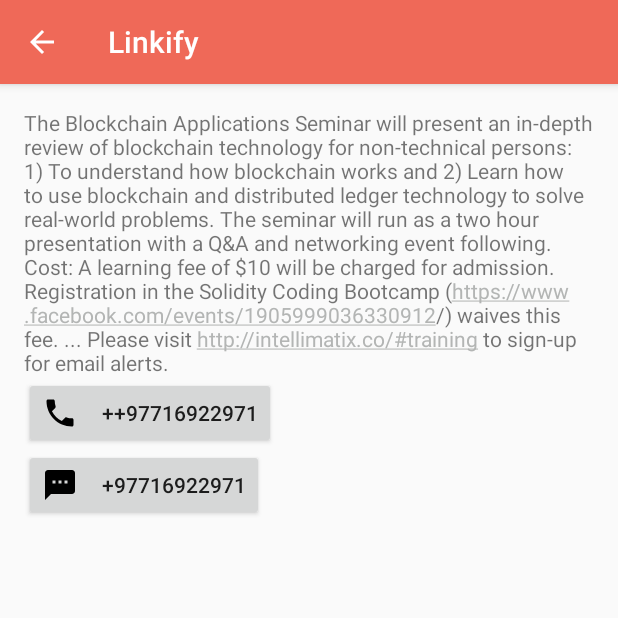
After one commit to sanjogshrestha/AccountDemo, an Android app: the LinkifyActivity screen opened directly, with no data from a screen before it, on a phone screen of 412 x 824 dp, the top half of it. The commit adds this screen. Run offline under Robolectric (Android 15) with nearby library versions, the phone set to English and light mode, and no system bars; our stand-ins replace ButterKnife; pictures from the network do not load.

Commit message:
Linkify added

```diff
--- /dev/null
+++ b/app/src/main/java/np/cnblabs/accountdemo/LinkifyActivity.java
@@ -0,0 +1,105 @@
+package np.cnblabs.accountdemo;
+
+import android.Manifest.permission;
+import android.content.Intent;
+import android.content.pm.PackageManager;
+import android.net.Uri;
+import android.os.Bundle;
+import android.support.annotation.NonNull;
+import android.support.annotation.Nullable;
+import android.support.v4.app.ActivityCompat;
+import android.support.v7.app.AppCompatActivity;
+import android.text.util.Linkify;
+import android.view.View;
+import android.widget.Button;
+import android.widget.TextView;
+
+import butterknife.BindView;
+import butterknife.ButterKnife;
+
+/**
+ * Created by sanjogstha on 12/21/17.
+ * CNB LABS
+ * sanjogshrestha.nepal@gmail.com
+ */
+
+public class LinkifyActivity extends AppCompatActivity {
+    @BindView(R.id.linkifyTV)
+    TextView linkifyTV;
+    @BindView(R.id.phoneBtn)
+    Button phoneBtn;
+    @BindView(R.id.sendSmsBtn)
+    Button sendSmsBtn;
+
+    private static final int PhoneCode = 777;
+    private static final int SMSCode = 888;
+    private Intent callPhoneIntent = null;
+
+    @Override
+    protected void onCreate(@Nullable Bundle savedInstanceState) {
+        super.onCreate(savedInstanceState);
+        setContentView(R.layout.activity_linkify);
+        ButterKnife.bind(this);
+
+        callPhoneIntent = new Intent(Intent.ACTION_CALL)
+                .setData(Uri.parse("tel: " + phoneBtn.getText().toString()));
+
+        Linkify.addLinks(linkifyTV, Linkify.ALL);
+    }
+
+    public void callPhone(View view) {
+        if (ActivityCompat.checkSelfPermission(this, permission.CALL_PHONE)
+                != PackageManager.PERMISSION_GRANTED) {
+            ActivityCompat.requestPermissions(this, new String[]{permission.CALL_PHONE}, PhoneCode);
+            return;
+        }
+        callPhone(callPhoneIntent);
+    }
+
+    private void callPhone(Intent callPhoneIntent) {
+        startActivity(callPhoneIntent);
+    }
+
+    @Override
+    public void onRequestPermissionsResult(int requestCode, @NonNull String[] permissions, @NonNull int[] grantResults) {
+        super.onRequestPermissionsResult(requestCode, permissions, grantResults);
+        switch (requestCode){
+            case PhoneCode:
+                if(grantResults.length > 0 && grantResults[0] == PackageManager.PERMISSION_GRANTED)
+                    callPhone(callPhoneIntent);
+                break;
+
+            case SMSCode:
+                if(grantResults.length > 0 && grantResults[0] == PackageManager.PERMISSION_GRANTED
+                        && grantResults[1] == PackageManager.PERMISSION_GRANTED)
+                    sendSms();
+                break;
+        }
+    }
+
+    public void sendMail(View view) {
+    }
+
+    public void sendSMS(View view) {
+        if(ActivityCompat.checkSelfPermission(this, permission.SEND_SMS) != PackageManager.PERMISSION_GRANTED
+                && ActivityCompat.checkSelfPermission(this,
+                        permission.READ_PHONE_STATE) != PackageManager.PERMISSION_GRANTED){
+            ActivityCompat.requestPermissions(this, new String[]{permission.SEND_SMS,
+                    permission.READ_PHONE_STATE}, SMSCode);
+            return;
+        }
+        sendSms();
+    }
+
+    private void sendSms() {
+        Intent sendIntent = new Intent(Intent.ACTION_VIEW);
+        sendIntent.putExtra("sms_body", "Testing SMS");
+        sendIntent.putExtra("address"  , sendSmsBtn.getText().toString());
+        sendIntent.setType("vnd.android-dir/mms-sms");
+        sendIntent.setData(Uri.parse("smsto:"));
+        startActivity(sendIntent);
+
+       /* SmsManager smsManager = SmsManager.getDefault();
+        smsManager.sendTextMessage(sendSmsBtn.getText().toString(), null, "Testing SMS", null , null);*/
+    }
+}
--- a/app/src/main/java/np/cnblabs/accountdemo/NavigationActivity.java
+++ b/app/src/main/java/np/cnblabs/accountdemo/NavigationActivity.java
@@ -49,6 +49,7 @@ public class NavigationActivity extends BaseActivity implements NavigationView.O
 
         webView.setWebViewClient(new WebViewClient());
         webView.loadUrl("http://www.leapfrog.academy/");
+
         setUpNavigationHeader();
         setUpNavigationDrawer();
     }
@@ -207,6 +208,10 @@ public class NavigationActivity extends BaseActivity implements NavigationView.O
             case R.id.camera:
                 startActivity(this, CameraActivity.class);
                 break;
+
+            case R.id.linkify:
+                startActivity(this, LinkifyActivity.class);
+                break;
         }
 
         drawer.closeDrawer(GravityCompat.START);
--- /dev/null
+++ b/app/src/main/res/drawable/ic_phone.xml
@@ -0,0 +1,9 @@
+<vector xmlns:android="http://schemas.android.com/apk/res/android"
+        android:width="24dp"
+        android:height="24dp"
+        android:viewportWidth="24.0"
+        android:viewportHeight="24.0">
+    <path
+        android:fillColor="#FF000000"
+        android:pathData="M6.62,10.79c1.44,2.83 3.76,5.14 6.59,6.59l2.2,-2.2c0.27,-0.27 0.67,-0.36 1.02,-0.24 1.12,0.37 2.33,0.57 3.57,0.57 0.55,0 1,0.45 1,1V20c0,0.55 -0.45,1 -1,1 -9.39,0 -17,-7.61 -17,-17 0,-0.55 0.45,-1 1,-1h3.5c0.55,0 1,0.45 1,1 0,1.25 0.2,2.45 0.57,3.57 0.11,0.35 0.03,0.74 -0.25,1.02l-2.2,2.2z"/>
+</vector>
--- /dev/null
+++ b/app/src/main/res/drawable/ic_sms.xml
@@ -0,0 +1,9 @@
+<vector xmlns:android="http://schemas.android.com/apk/res/android"
+        android:width="24dp"
+        android:height="24dp"
+        android:viewportWidth="24.0"
+        android:viewportHeight="24.0">
+    <path
+        android:fillColor="#FF000000"
+        android:pathData="M20,2L4,2c-1.1,0 -1.99,0.9 -1.99,2L2,22l4,-4h14c1.1,0 2,-0.9 2,-2L22,4c0,-1.1 -0.9,-2 -2,-2zM9,11L7,11L7,9h2v2zM13,11h-2L11,9h2v2zM17,11h-2L15,9h2v2z"/>
+</vector>
--- /dev/null
+++ b/app/src/main/res/layout/activity_linkify.xml
@@ -0,0 +1,33 @@
+<?xml version="1.0" encoding="utf-8"?>
+<LinearLayout
+    xmlns:android="http://schemas.android.com/apk/res/android"
+    android:orientation="vertical"
+    android:layout_width="match_parent"
+    android:layout_height="match_parent"
+    android:padding="@dimen/dimens_16">
+
+    <TextView
+        android:id="@+id/linkifyTV"
+        android:layout_width="match_parent"
+        android:layout_height="wrap_content"
+        android:text="@string/long_text"/>
+
+    <Button
+        android:id="@+id/phoneBtn"
+        android:layout_width="wrap_content"
+        android:layout_height="wrap_content"
+        android:drawableStart="@drawable/ic_phone"
+        android:drawablePadding="@dimen/dimens_16"
+        android:text="++97716922971"
+        android:onClick="callPhone"/>
+
+    <Button
+        android:id="@+id/sendSmsBtn"
+        android:layout_width="wrap_content"
+        android:layout_height="wrap_content"
+        android:drawableStart="@drawable/ic_sms"
+        android:drawablePadding="@dimen/dimens_16"
+        android:text="+97716922971"
+        android:onClick="sendSMS"/>
+
+</LinearLayout>
--- a/app/src/main/res/menu/activity_navigation_drawer.xml
+++ b/app/src/main/res/menu/activity_navigation_drawer.xml
@@ -36,6 +36,11 @@
                android:id="@+id/retrofit"
                android:icon="@drawable/ic_internet"
                android:title="@string/retrofit"/>
+
+            <item
+                android:id="@+id/linkify"
+                android:icon="@drawable/ic_internet"
+                android:title="@string/linkify"/>
         </menu>
     </item>
 
--- a/app/src/main/res/values/strings.xml
+++ b/app/src/main/res/values/strings.xml
@@ -55,4 +55,6 @@
     <string name="open_camera">Open Camera</string>
     <string name="open_gallery">Open Gallery</string>
     <string name="permission_required">This permission is required</string>
+    <string name="linkify">Linkify</string>
+    <string name="long_text"><![CDATA[The Blockchain Applications Seminar will present an in-depth review of blockchain technology for non-technical persons: 1) To understand how blockchain works and 2) Learn how to use blockchain and distributed ledger technology to solve real-world problems.   The seminar will run as a two hour presentation with a Q&A and networking event following.   Cost:  A learning fee of $10 will be charged for admission. Registration in the Solidity Coding Bootcamp (https://www.facebook.com/events/1905999036330912/) waives this fee. ...   Please visit http://intellimatix.co/#training to sign-up for email alerts.]]></string>
 </resources>
```
Also changed, not shown: app/src/main/AndroidManifest.xml (+12 -2 lines), app/src/main/res/drawable/ic_mail.xml (added, +9 -0 lines).
